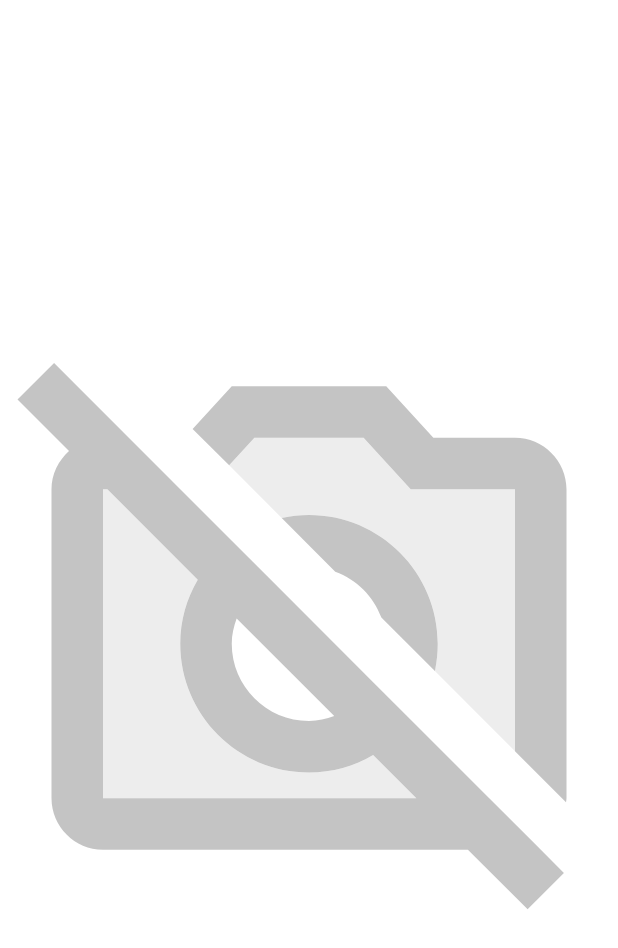
After one commit to DeHoldER/SpacePictures, an Android app: the layout fragment_main.xml on its own in the app's theme, with its tools: preview values and no code run, on a phone screen of 412 x 824 dp. The commit adds this screen. Shown: the top 948 px of the screen. Run offline under Robolectric (Android 15) with nearby library versions, the phone set to English and light mode, and no system bars.

Commit message:
v0.02 - созданы базовые классы для работы приложения

```diff
--- a/app/src/main/AndroidManifest.xml
+++ b/app/src/main/AndroidManifest.xml
@@ -1,6 +1,8 @@
 <?xml version="1.0" encoding="utf-8"?>
 <manifest xmlns:android="http://schemas.android.com/apk/res/android"
     package="ru.geekbrains.spacepictures">
+
+    <uses-permission android:name="android.permission.INTERNET" />
 
     <application
         android:allowBackup="true"
@@ -10,7 +12,7 @@
         android:supportsRtl="true"
         android:theme="@style/Theme.SpacePictures">
         <activity
-            android:name=".MainActivity"
+            android:name=".view.MainActivity"
             android:exported="true">
             <intent-filter>
                 <action android:name="android.intent.action.MAIN" />
--- /dev/null
+++ b/app/src/main/java/ru/geekbrains/spacepictures/util/Const.kt
@@ -0,0 +1,3 @@
+package ru.geekbrains.spacepictures.util
+
+const val BASE_URL = "https://api.nasa.gov/"
--- /dev/null
+++ b/app/src/main/java/ru/geekbrains/spacepictures/util/EquilateralImageView.kt
@@ -0,0 +1,15 @@
+package ru.geekbrains.spacepictures.util
+
+import android.content.Context
+import android.util.AttributeSet
+import androidx.appcompat.widget.AppCompatImageView
+
+class EquilateralImageView @JvmOverloads constructor(
+    context: Context,
+    attrs: AttributeSet? = null,
+    defStyleAttr: Int = 0
+) : AppCompatImageView(context, attrs, defStyleAttr) {
+    override fun onMeasure(widthMeasureSpec: Int, heightMeasureSpec: Int) {
+        super.onMeasure(widthMeasureSpec, widthMeasureSpec)
+    }
+}
--- /dev/null
+++ b/app/src/main/res/drawable/ic_twotone_no_photography_24.xml
@@ -0,0 +1,8 @@
+<vector android:height="24dp" android:tint="#C4C4C4"
+    android:viewportHeight="24" android:viewportWidth="24"
+    android:width="24dp" xmlns:android="http://schemas.android.com/apk/res/android">
+    <path android:fillAlpha="0.3"
+        android:fillColor="@android:color/white"
+        android:pathData="M10.94,8.12L8.9,6.07L9.88,5h4.24l1.83,2H20v10.17l-3.12,-3.12C16.96,13.71 17,13.36 17,13c0,-2.76 -2.24,-5 -5,-5C11.64,8 11.29,8.04 10.94,8.12zM12,18c-2.76,0 -5,-2.24 -5,-5c0,-0.91 0.25,-1.76 0.68,-2.49L4.17,7H4v12h12.17l-1.68,-1.68C13.76,17.75 12.91,18 12,18z" android:strokeAlpha="0.3"/>
+    <path android:fillColor="@android:color/white" android:pathData="M8.9,6.07L7.48,4.66L9,3h6l1.83,2H20c1.1,0 2,0.9 2,2v12c0,0.05 -0.01,0.1 -0.02,0.16L20,17.17V7h-4.05l-1.83,-2H9.88L8.9,6.07zM20.49,23.31L18.17,21H4c-1.1,0 -2,-0.9 -2,-2V7c0,-0.59 0.27,-1.12 0.68,-1.49l-2,-2L2.1,2.1L7,7l2.01,2.01l1.43,1.43l4.1,4.1l1.43,1.43L19,19l1.82,1.82l1.08,1.08L20.49,23.31zM9.19,12.02C9.08,12.33 9,12.65 9,13c0,1.65 1.35,3 3,3c0.35,0 0.67,-0.08 0.98,-0.19L9.19,12.02zM16.17,19l-1.68,-1.68C13.76,17.75 12.91,18 12,18c-2.76,0 -5,-2.24 -5,-5c0,-0.91 0.25,-1.76 0.68,-2.49L4.17,7H4v12H16.17zM14.81,11.98l2.08,2.08C16.96,13.71 17,13.36 17,13c0,-2.76 -2.24,-5 -5,-5c-0.36,0 -0.71,0.04 -1.06,0.12l2.08,2.08C13.85,10.5 14.5,11.15 14.81,11.98z"/>
+</vector>
--- /dev/null
+++ b/app/src/main/res/layout/fragment_main.xml
@@ -0,0 +1,16 @@
+<?xml version="1.0" encoding="utf-8"?>
+<FrameLayout xmlns:android="http://schemas.android.com/apk/res/android"
+    xmlns:app="http://schemas.android.com/apk/res-auto"
+    android:id="@+id/main"
+    android:layout_width="match_parent"
+    android:layout_height="match_parent">
+
+    <ru.geekbrains.spacepictures.util.EquilateralImageView
+        android:id="@+id/image_view"
+        android:layout_width="match_parent"
+        android:layout_height="wrap_content"
+        android:layout_gravity="center"
+        android:contentDescription="@string/photo_of_the_day_stub"
+        app:srcCompat="@drawable/ic_twotone_no_photography_24" />
+
+</FrameLayout>
--- a/app/src/main/res/values/strings.xml
+++ b/app/src/main/res/values/strings.xml
@@ -1,3 +1,4 @@
 <resources>
     <string name="app_name">SpacePictures</string>
+    <string name="photo_of_the_day_stub">Фото дня</string>
 </resources>
```
Also changed, not shown: app/build.gradle (+30 -0 lines), app/src/main/java/ru/geekbrains/spacepictures/PictureOfTheDayViewModel.kt (added, +65 -0 lines), app/src/main/java/ru/geekbrains/spacepictures/model/repository/POD/PODRetrofitImpl.kt (added, +40 -0 lines), app/src/main/java/ru/geekbrains/spacepictures/model/repository/POD/PODServerResponseData.kt (added, +13 -0 lines), app/src/main/java/ru/geekbrains/spacepictures/model/repository/POD/PictureOfTheDayAPI.kt (added, +12 -0 lines), app/src/main/java/ru/geekbrains/spacepictures/model/repository/POD/PictureOfTheDayData.kt (added, +7 -0 lines), app/src/main/java/ru/geekbrains/spacepictures/view/MainActivity.kt (renamed from app/src/main/java/ru/geekbrains/spacepictures/MainActivity.kt, +8 -1 lines), app/src/main/java/ru/geekbrains/spacepictures/view/PictureOfTheDayFragment.kt (added, +78 -0 lines), app/src/main/res/layout/activity_main.xml (+4 -12 lines), 1 other file.
